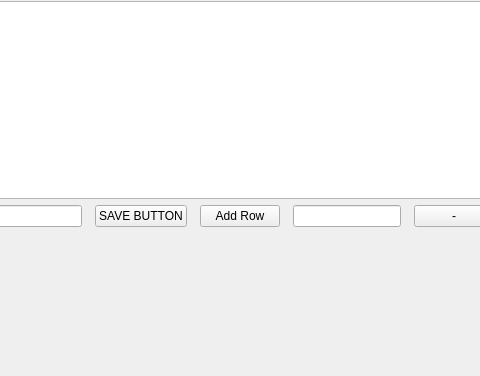
Sangameeee/cmmsMini, file mainwindow.ui: the form before one commit; both pictures show x 127 to 607 and y 0 to 376 of the 800 by 600 pixel window.
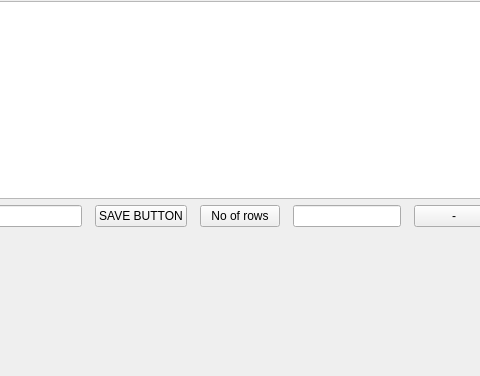
The form after the commit.

What changed in the file:
```diff
--- a/mainwindow.ui
+++ b/mainwindow.ui
@@ -83,7 +83,7 @@
           </sizepolicy>
          </property>
          <property name="text">
-          <string>Add Row</string>
+          <string>No of rows</string>
          </property>
         </widget>
        </item>
```
